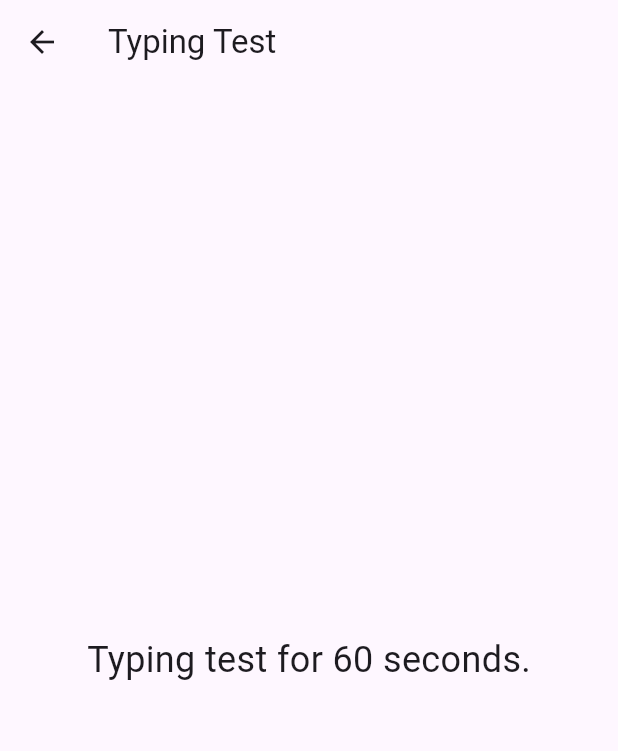
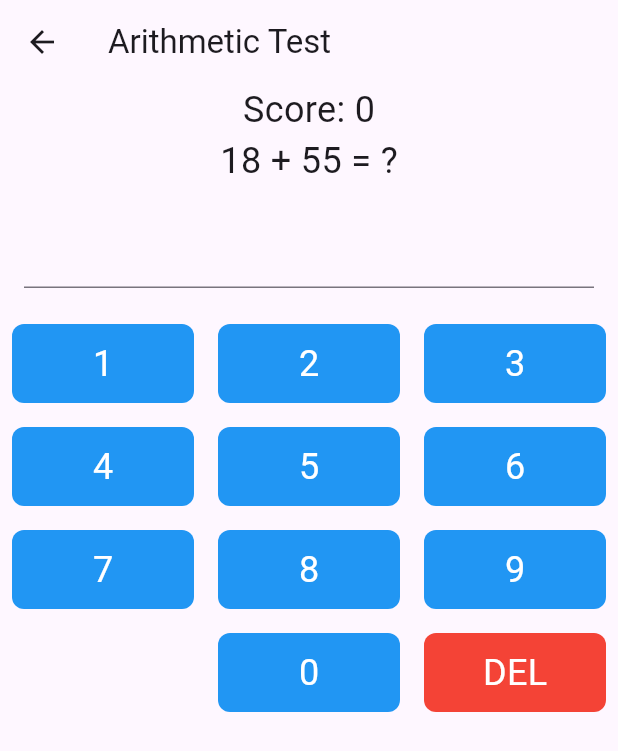
Before and after one commit to biojeffliu/zetamac_clone, a Flutter app: the screen it shows after launch, after a tap on "Start Zetamac Test", on a phone screen of 412 x 824 dp. Shown: the top 751 px of the screen. Run offline on Flutter 3.47's test engine with Material 3 defaults, Android fonts, the phone set to English and light mode, and no system bars.

Commit message:
All arithmetic working and scoring complete,

```diff
--- a/lib/main.dart
+++ b/lib/main.dart
@@ -1,3 +1,5 @@
+import 'dart:collection';
+
 import 'package:flutter/material.dart';
 import 'package:flutter/services.dart';
 import 'dart:math';
@@ -10,7 +12,7 @@ class SetupScreen extends StatefulWidget {
 }
 
 class _SetupScreenState extends State<SetupScreen> {
-  int _selectedDuration = 60;
+  int _selectedDuration = 120;
   bool isCheckedAddition = true;
   bool isCheckedSubtraction = true;
   bool isCheckedMultiplication = true;
@@ -21,7 +23,7 @@ class _SetupScreenState extends State<SetupScreen> {
   String lowerBound2Addition = "2";
   String upperBound2Addition = "100";
   String lowerBound1Multiplication = "2";
-  String upperBound1Multiplication = "100";
+  String upperBound1Multiplication = "12";
   String lowerBound2Multiplication = "2";
   String upperBound2Multiplication = "100";
 
@@ -118,7 +120,7 @@ class _SetupScreenState extends State<SetupScreen> {
   }
 }
 
-class ArithmeticTestScreen extends StatelessWidget {
+class ArithmeticTestScreen extends StatefulWidget {
   final int duration;
   final bool isCheckedAddition;
   final bool isCheckedSubtraction;
@@ -149,7 +151,38 @@ class ArithmeticTestScreen extends StatelessWidget {
     required this.upperBound2Multiplication,
   });
 
-  Map<String, int> generateArithmetic({
+  @override
+  _ArithmeticTestScreenState createState() => _ArithmeticTestScreenState();
+}
+
+class _ArithmeticTestScreenState extends State<ArithmeticTestScreen> {
+  LinkedHashMap<String, int> problemsToSolutions = LinkedHashMap<String, int>();
+  TextEditingController _controller = TextEditingController();
+  String? currentProblem;
+  int? currentSolution;
+  int problemsSolved = 0;
+
+  @override
+  void initState() {
+    super.initState();
+    problemsToSolutions = generateArithmetic(
+      isCheckedAddition: widget.isCheckedAddition,
+      isCheckedSubtraction: widget.isCheckedSubtraction,
+      isCheckedMultiplication: widget.isCheckedMultiplication,
+      isCheckedDivision: widget.isCheckedDivision,
+      lowerBound1Addition: int.parse(widget.lowerBound1Addition),
+      upperBound1Addition: int.parse(widget.upperBound1Addition),
+      lowerBound2Addition: int.parse(widget.lowerBound2Addition),
+      upperBound2Addition: int.parse(widget.upperBound2Addition),
+      lowerBound1Multiplication: int.parse(widget.lowerBound1Multiplication),
+      upperBound1Multiplication: int.parse(widget.upperBound1Multiplication),
+      lowerBound2Multiplication: int.parse(widget.lowerBound2Multiplication),
+      upperBound2Multiplication: int.parse(widget.upperBound2Multiplication),
+      numProblems: 1000,
+    );
+  }
+
+  LinkedHashMap<String, int> generateArithmetic({
     required bool isCheckedAddition,
     required bool isCheckedSubtraction,
     required bool isCheckedMultiplication,
@@ -164,7 +197,7 @@ class ArithmeticTestScreen extends StatelessWidget {
     required int upperBound2Multiplication,
     required int numProblems,
   }) {
-    Map<String, int> problemsToSolutions = Map<String, int>();
+    // LinkedHashMap<String, int> problemsToSolutions = LinkedHashMap<String, int>();
     Random random = Random();
 
     while (problemsToSolutions.length < numProblems) {
@@ -190,13 +223,12 @@ class ArithmeticTestScreen extends StatelessWidget {
         num2 = _randomBetween(random, lowerBound2Multiplication, upperBound2Multiplication);
         solution = num1 * num2;
       } else if (operation == '/') {
-        num1 = _randomBetween(random, lowerBound1Multiplication, upperBound1Multiplication);
-        num2 = _randomBetween(random, lowerBound2Multiplication, upperBound2Multiplication);
-        // Skip division by 0 problems
+        num2 = _randomBetween(random, lowerBound1Multiplication, upperBound1Multiplication);
+        num1 = _randomBetween(random, lowerBound2Multiplication, upperBound2Multiplication);
         if (num2 == 0) {
-          continue;
+          continue; // Skip division by zero
         }
-        solution = (num1 / num2).floor();
+        solution = (num2 / num1).floor();
       }
       problemsToSolutions['$num1 $operation $num2 = ?'] = solution;
     }
@@ -216,17 +248,115 @@ class ArithmeticTestScreen extends StatelessWidget {
     return operations[Random().nextInt(operations.length)];
   }
 
+  String _getCurrentProblem(LinkedHashMap<String, int> problemsToSolutions, int problemsSolved) {
+    List<String> keys = problemsToSolutions.keys.toList();
+    if (problemsSolved < keys.length) {
+      return keys[problemsSolved];
+    } else {
+      return "Bro you solved all the problems generated that's crazy.";
+    }
+  }
+
+  int _getCurrentSolution(LinkedHashMap<String, int> problemsToSolutions, int problemsSolved) {
+    List<int> values = problemsToSolutions.values.toList();
+    if (problemsSolved < values.length) {
+      return values[problemsSolved];
+    } else {
+      return -1;
+    }
+  }
+
+  Widget screenKeyPad() {
+    return Column(
+      mainAxisSize: MainAxisSize.min,
+      mainAxisAlignment: MainAxisAlignment.center,
+      children: [
+        Text(
+          "Score: $problemsSolved",
+          style: TextStyle(fontSize: 24),
+        ),
+        Text(
+          _getCurrentProblem(problemsToSolutions, problemsSolved),
+          style: TextStyle(fontSize: 24),
+        ),
+        Padding(
+          padding: EdgeInsets.all(16.0),
+          child: TextField(
+            controller: _controller,
+            readOnly: true,
+            style: TextStyle(fontSize: 24),
+            keyboardType: TextInputType.none,
+          ),
+        ),
+        Expanded(
+          child: SizedBox(
+            height: 300,
+            child: GridView.builder(
+              physics: NeverScrollableScrollPhysics(),
+              gridDelegate: SliverGridDelegateWithFixedCrossAxisCount(
+                crossAxisCount: 3,
+                childAspectRatio: 2,
+              ),
+              itemCount: 12,
+              itemBuilder: (context, index) {
+                  if (index == 9) return Container();
+                  if (index == 11) {
+                    return _keypadButton('DEL', Colors.red);
+                  }
+                  String value = index == 10 ? '0' : (index + 1).toString();
+                  return _keypadButton(value, Colors.blue);
+                },
+            ),
+          ),
+        ),
+      ],
+    );
+  }
+
+  void _onKeyTap(String value) {
+    setState(() {
+      if (value == 'DEL') {
+        if (_controller.text.isNotEmpty) {
+          _controller.text = _controller.text.substring(0, _controller.text.length - 1);
+        }
+      } else {
+        _controller.text += value;
+        int enteredSolution = int.tryParse(_controller.text) ?? -1;
+        int solution = _getCurrentSolution(problemsToSolutions, problemsSolved);
+        if (enteredSolution == solution) {
+          problemsSolved += 1;
+          _controller.clear();
+        }
+      }
+    });
+  }
+
+  Widget _keypadButton(String value, Color color) {
+    return GestureDetector(
+      onTap: () => _onKeyTap(value),
+      child: Container(
+        margin: const EdgeInsets.all(8),
+        decoration: BoxDecoration(
+          color: color,
+          borderRadius: BorderRadius.circular(8),
+        ),
+        alignment: Alignment.center,
+        child: Text(
+          value,
+          style: const TextStyle(fontSize: 24, color: Colors.white),
+        ),
+      ),
+    );
+  }
+
   @override
   Widget build(BuildContext context) {
     return Scaffold(
       appBar: AppBar(
-        title: const Text("Typing Test"),
+        title: const Text("Arithmetic Test"),
       ),
       body: Center(
-        child: Text(
-          'Typing test for $duration seconds.',
-          style: const TextStyle(fontSize: 24),
-        ),
+        child: screenKeyPad(),
       ),
     );
   }
@@ -263,7 +393,7 @@ class _SettingsScreen extends State<SettingsScreen> {
     lowerBound2Addition.text = "2";
     upperBound2Addition.text = "100";
     lowerBound1Multiplication.text = "2";
-    upperBound1Multiplication.text = "100";
+    upperBound1Multiplication.text = "12";
     lowerBound2Multiplication.text = "2";
     upperBound2Multiplication.text = "100";
   }
```
